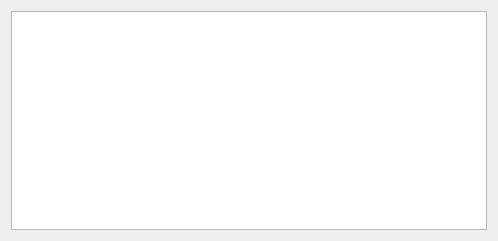
Above: src/PacketSender/LogWidget.ui from BatikanHyt/PacketSender before the change. Below: the same form after it.
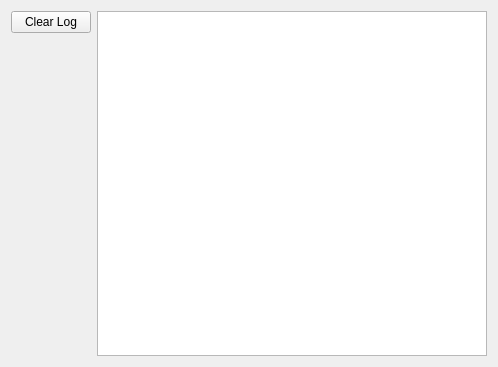
That is the form after the change.

```diff
--- a/src/PacketSender/LogWidget.ui
+++ b/src/PacketSender/LogWidget.ui
@@ -7,15 +7,47 @@
     <x>0</x>
     <y>0</y>
     <width>498</width>
-    <height>241</height>
+    <height>367</height>
    </rect>
   </property>
   <property name="windowTitle">
    <string>LogWidget</string>
   </property>
-  <layout class="QHBoxLayout" name="horizontalLayout">
-   <item>
-    <widget class="QTextEdit" name="teLogWindow"/>
+  <layout class="QGridLayout" name="gridLayout">
+   <item row="0" column="0">
+    <layout class="QHBoxLayout" name="horizontalLayout_2">
+     <item>
+      <layout class="QVBoxLayout" name="verticalLayout">
+       <item>
+        <layout class="QHBoxLayout" name="horizontalLayout">
+         <item>
+          <widget class="QPushButton" name="pbClearLog">
+           <property name="text">
+            <string>Clear Log</string>
+           </property>
+          </widget>
+         </item>
+        </layout>
+       </item>
+       <item>
+        <spacer name="verticalSpacer">
+         <property name="orientation">
+          <enum>Qt::Vertical</enum>
+         </property>
+         <property name="sizeHint" stdset="0">
+          <size>
+           <width>20</width>
+           <height>40</height>
+          </size>
+         </property>
+        </spacer>
+       </item>
+      </layout>
+     </item>
+     <item>
+      <widget class="QTextEdit" name="teLogWindow"/>
+     </item>
+    </layout>
    </item>
   </layout>
  </widget>
```
